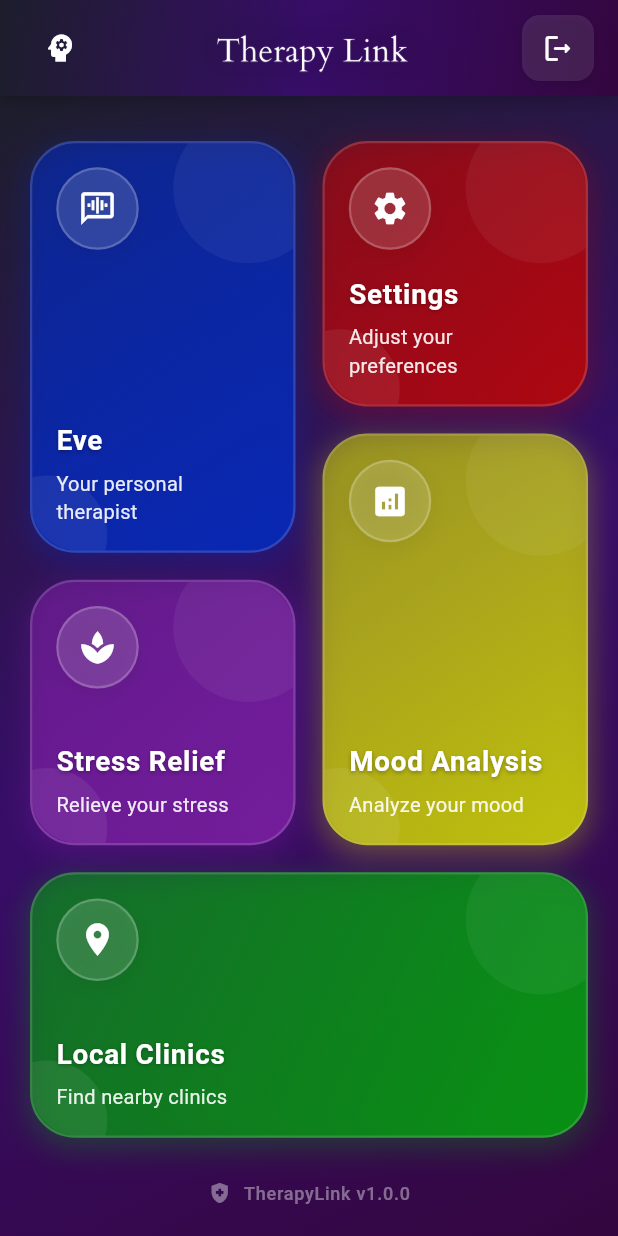
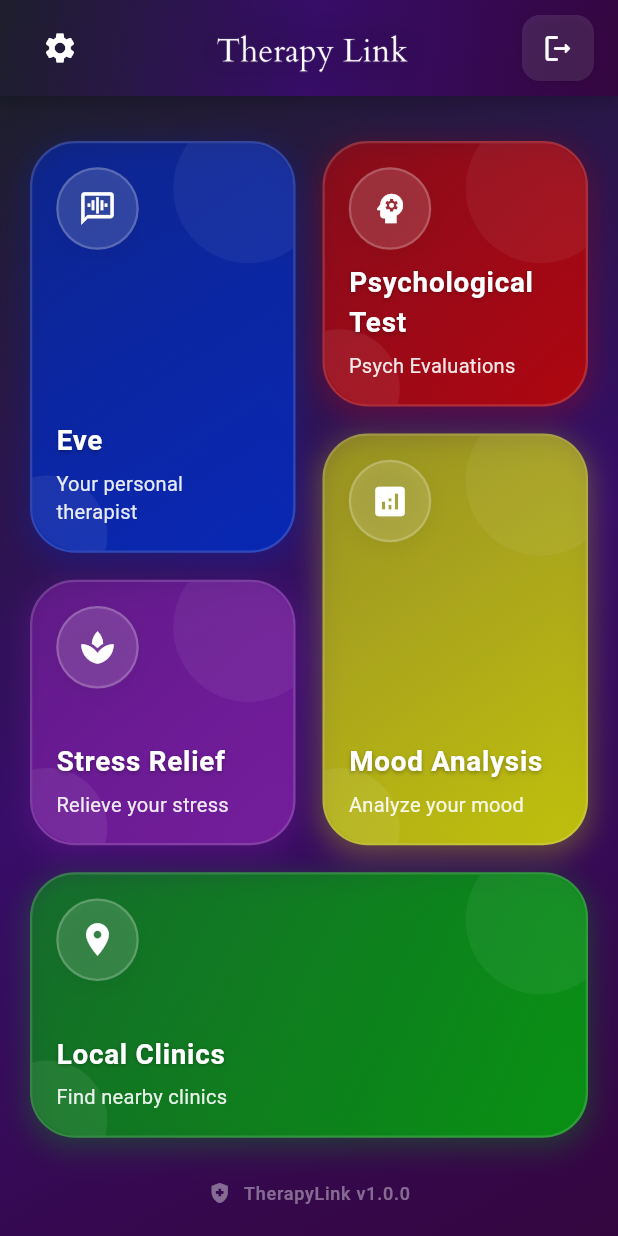
Before and after one commit to azamali992/fyp_therapylink, a Flutter app: the MainMenu screen opened directly, on a phone screen of 412 x 824 dp. Run offline on Flutter 3.47's test engine with Material 3 defaults, Android fonts, the phone set to English and light mode, and no system bars; our stand-ins replace animate_do, audioplayers, bloc, cloud_firestore, concentric_transition, country_picker and 19 more; missing offline and left inert: google_speech, record; accounts and stored records are empty; project files that could hold a hidden picture were left out.

```diff
--- a/lib/Views/mainMenu.dart
+++ b/lib/Views/mainMenu.dart
@@ -25,7 +25,7 @@ class _MainMenuState extends State<MainMenu>
   // More refined color palette
   final Map<String, Color> _buttonColors = {
     'Eve': const Color.fromARGB(255, 3, 43, 189), // Deep purple
-    'Settings': const Color.fromARGB(255, 188, 6, 6), // Deep blue
+    'Psychological Test': const Color.fromARGB(255, 188, 6, 6), // Deep blue
     'Mood Analysis': const Color.fromARGB(255, 207, 214, 4), // Teal
     'Stress Relief': const Color(0xFF7B1FA2), // Purple
     'Local Clinics': const Color.fromARGB(255, 3, 161, 14), // Indigo
@@ -33,7 +33,7 @@ class _MainMenuState extends State<MainMenu>
 
   final Map<String, bool> _isClicked = {
     'Eve': false,
-    'Settings': false,
+    'Psychological Test': false,
     'Mood Analysis': false,
     'Stress Relief': false,
     'Local Clinics': false,
@@ -100,10 +100,11 @@ class _MainMenuState extends State<MainMenu>
           );
           break;
 
-        case 'Settings':
+        case 'Psychological Test':
           Navigator.push(
             context,
-            MaterialPageRoute(builder: (context) => const SettingsPage()),
+            MaterialPageRoute(
+                builder: (context) => const PsychologicalTestPage()),
           );
           break;
         case 'Mood Analysis':
@@ -145,12 +146,12 @@ class _MainMenuState extends State<MainMenu>
         screenWidth: screenWidth,
         screenHeight: screenHeight,
         leading: IconButton(
-          icon: const Icon(Icons.psychology, color: Colors.white),
+          icon: const Icon(Icons.settings, color: Colors.white),
           onPressed: () {
             Navigator.push(
               context,
               MaterialPageRoute(
-                builder: (context) => const PsychologicalTestPage(),
+                builder: (context) => const SettingsPage(),
               ),
             );
           },
@@ -196,9 +197,9 @@ class _MainMenuState extends State<MainMenu>
                         subLabel = 'Your personal therapist';
                         break;
                       case 1:
-                        label = 'Settings';
-                        icon = Icons.settings;
-                        subLabel = 'Adjust your preferences';
+                        label = 'Psychological Test';
+                        icon = Icons.psychology;
+                        subLabel = 'Psych Evaluations';
                         break;
                       case 2:
                         label = 'Mood Analysis';
--- a/lib/Views/profilepage.dart
+++ b/lib/Views/profilepage.dart
@@ -9,8 +9,8 @@ import 'package:firebase_auth/firebase_auth.dart';
 import 'package:therapylink/Views/stress_relieving.dart';
 import 'package:therapylink/Views/profile_info.dart';
 import 'package:therapylink/Views/moodanalysis.dart';
-import 'package:therapylink/Views/settings.dart';
 import 'package:therapylink/Views/about_page.dart';
+import 'package:therapylink/Views/psychologicaltest.dart';
 
 class ProfilePage extends StatefulWidget {
   const ProfilePage({
@@ -694,7 +694,7 @@ class _ProfilePageState extends State<ProfilePage>
                                       context,
                                       MaterialPageRoute(
                                         builder: (context) =>
-                                            const SettingsPage(), // Use your existing SettingsPage
+                                            const PsychologicalTestPage(), // Use your existing PsychologicalTestPage
                                       ),
                                     );
                                   },
```
